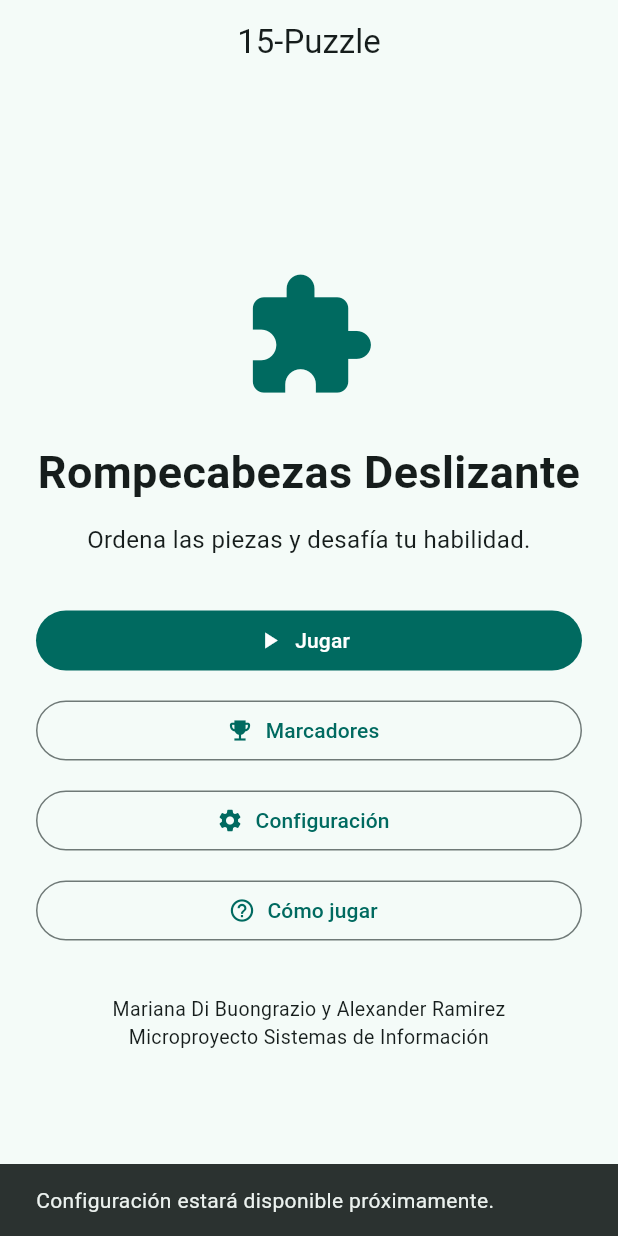
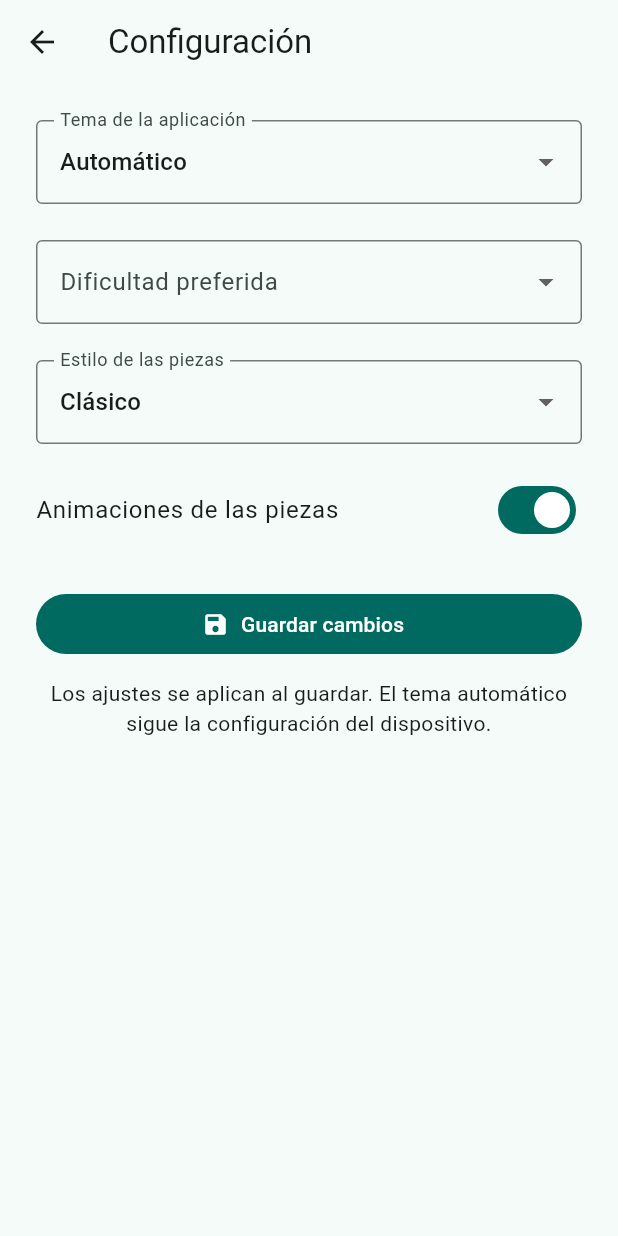
Before and after one commit to marianadibuongrazio/Microproyecto.-Mariana-y-Alexander, a Flutter app: the screen it shows after launch, after a tap on "Configuración", on a phone screen of 412 x 824 dp. Run offline on Flutter 3.47's test engine with Material 3 defaults, Android fonts, the phone set to English and light mode, and no system bars; our stand-ins replace shared_preferences.

Commit message:
Agregar configuración de tema dificultad estilos y animaciones

```diff
--- /dev/null
+++ b/lib/configuracion.dart
@@ -0,0 +1,192 @@
+import 'package:flutter/material.dart';
+
+import 'models/app_settings.dart';
+import 'services/local_storage.dart';
+
+class Configuracion extends StatefulWidget {
+  const Configuracion({
+    super.key,
+    required this.preferencias,
+    required this.alGuardar,
+  });
+
+  final AppSettings preferencias;
+  final ValueChanged<AppSettings> alGuardar;
+
+  @override
+  State<Configuracion> createState() => _ConfiguracionState();
+}
+
+class _ConfiguracionState extends State<Configuracion> {
+  late AppSettings _preferencias;
+  bool _guardando = false;
+
+  @override
+  void initState() {
+    super.initState();
+    _preferencias = widget.preferencias;
+  }
+
+  Future<void> _guardar() async {
+    setState(() => _guardando = true);
+
+    try {
+      await LocalStorage().saveSettings(_preferencias);
+    } catch (_) {
+      if (!mounted) return;
+
+      setState(() => _guardando = false);
+
+      ScaffoldMessenger.of(context).showSnackBar(
+        const SnackBar(
+          content: Text(
+            'No se pudieron guardar los ajustes. Intenta otra vez.',
+          ),
+        ),
+      );
+      return;
+    }
+
+    if (!mounted) return;
+
+    widget.alGuardar(_preferencias);
+    Navigator.pop(context);
+  }
+
+  @override
+  Widget build(BuildContext context) {
+    return Scaffold(
+      appBar: AppBar(title: const Text('Configuración')),
+      body: SingleChildScrollView(
+        padding: const EdgeInsets.all(24),
+        child: Center(
+          child: ConstrainedBox(
+            constraints: const BoxConstraints(maxWidth: 500),
+            child: Column(
+              crossAxisAlignment: CrossAxisAlignment.stretch,
+              children: [
+                DropdownButtonFormField<ThemeMode>(
+                  initialValue: _preferencias.themeMode,
+                  decoration: const InputDecoration(
+                    labelText: 'Tema de la aplicación',
+                    border: OutlineInputBorder(),
+                  ),
+                  items: const [
+                    DropdownMenuItem(
+                      value: ThemeMode.light,
+                      child: Text('Claro'),
+                    ),
+                    DropdownMenuItem(
+                      value: ThemeMode.dark,
+                      child: Text('Oscuro'),
+                    ),
+                    DropdownMenuItem(
+                      value: ThemeMode.system,
+                      child: Text('Automático'),
+                    ),
+                  ],
+                  onChanged: _guardando
+                      ? null
+                      : (valor) {
+                          if (valor == null) return;
+                          setState(() {
+                            _preferencias = _preferencias.copyWith(
+                              themeMode: valor,
+                            );
+                          });
+                        },
+                ),
+                const SizedBox(height: 24),
+                DropdownButtonFormField<int>(
+                  initialValue: _preferencias.gridSize,
+                  decoration: const InputDecoration(
+                    labelText: 'Dificultad preferida',
+                    border: OutlineInputBorder(),
+                  ),
+                  items: const [
+                    DropdownMenuItem(value: 3, child: Text('Fácil · 3×3')),
+                    DropdownMenuItem(value: 4, child: Text('Medio · 4×4')),
+                    DropdownMenuItem(value: 5, child: Text('Difícil · 5×5')),
+                  ],
+                  onChanged: _guardando
+                      ? null
+                      : (valor) {
+                          if (valor == null) return;
+                          setState(() {
+                            _preferencias = _preferencias.copyWith(
+                              gridSize: valor,
+                            );
+                          });
+                        },
+                ),
+                const SizedBox(height: 24),
+                DropdownButtonFormField<TileStyle>(
+                  initialValue: _preferencias.tileStyle,
+                  decoration: const InputDecoration(
+                    labelText: 'Estilo de las piezas',
+                    border: OutlineInputBorder(),
+                  ),
+                  items: const [
+                    DropdownMenuItem(
+                      value: TileStyle.classic,
+                      child: Text('Clásico'),
+                    ),
+                    DropdownMenuItem(
+                      value: TileStyle.colorful,
+                      child: Text('Colorido'),
+                    ),
+                    DropdownMenuItem(
+                      value: TileStyle.retro,
+                      child: Text('Retro'),
+                    ),
+                    DropdownMenuItem(
+                      value: TileStyle.minimalist,
+                      child: Text('Minimalista'),
+                    ),
+                  ],
+                  onChanged: _guardando
+                      ? null
+                      : (valor) {
+                          if (valor == null) return;
+                          setState(() {
+                            _preferencias = _preferencias.copyWith(
+                              tileStyle: valor,
+                            );
+                          });
+                        },
+                ),
+                const SizedBox(height: 16),
+                SwitchListTile(
+                  contentPadding: EdgeInsets.zero,
+                  title: const Text('Animaciones de las piezas'),
+                  value: _preferencias.animationsEnabled,
+                  onChanged: _guardando
+                      ? null
+                      : (valor) {
+                          setState(() {
+                            _preferencias = _preferencias.copyWith(
+                              animationsEnabled: valor,
+                            );
+                          });
+                        },
+                ),
+                const SizedBox(height: 24),
+                FilledButton.icon(
+                  onPressed: _guardando ? null : _guardar,
+                  icon: const Icon(Icons.save),
+                  label: Text(_guardando ? 'Guardando...' : 'Guardar cambios'),
+                ),
+                const SizedBox(height: 12),
+                const Text(
+                  'Los ajustes se aplican al guardar. '
+                  'El tema automático sigue la configuración del dispositivo.',
+                  textAlign: TextAlign.center,
+                ),
+              ],
+            ),
+          ),
+        ),
+      ),
+    );
+  }
+}
--- a/lib/main.dart
+++ b/lib/main.dart
@@ -1,5 +1,7 @@
 import 'package:flutter/material.dart';
 
+import 'configuracion.dart';
+import 'models/app_settings.dart';
 import 'game/puzzle_game_screen.dart';
 import 'services/local_storage.dart';
 
@@ -8,25 +10,67 @@ void main() {
 }
 
 // Configuración general de la aplicación.
-class MyApp extends StatelessWidget {
+class MyApp extends StatefulWidget {
   const MyApp({super.key});
+
+  @override
+  State<MyApp> createState() => _MyAppState();
+}
+
+class _MyAppState extends State<MyApp> {
+  ThemeMode _tema = ThemeMode.system;
+
+  @override
+  void initState() {
+    super.initState();
+    _cargarTema();
+  }
+
+  Future<void> _cargarTema() async {
+    try {
+      final preferencias = await LocalStorage().loadSettings();
+
+      if (!mounted) return;
+
+      setState(() => _tema = preferencias.themeMode);
+    } catch (_) {
+      // Si no se puede leer el almacenamiento, se conserva el tema del sistema.
+    }
+  }
+
+  void _aplicarPreferencias(AppSettings preferencias) {
+    setState(() => _tema = preferencias.themeMode);
+  }
 
   @override
   Widget build(BuildContext context) {
     return MaterialApp(
       title: 'Rompecabezas Deslizante',
       debugShowCheckedModeBanner: false,
+      themeMode: _tema,
       theme: ThemeData(
-        colorScheme: ColorScheme.fromSeed(seedColor: Colors.teal),
+        colorScheme: ColorScheme.fromSeed(
+          seedColor: Colors.teal,
+          brightness: Brightness.light,
+        ),
         useMaterial3: true,
       ),
-      home: const MenuPrincipal(),
+      darkTheme: ThemeData(
+        colorScheme: ColorScheme.fromSeed(
+          seedColor: Colors.teal,
+          brightness: Brightness.dark,
+        ),
+        useMaterial3: true,
+      ),
+      home: MenuPrincipal(alCambiarPreferencias: _aplicarPreferencias),
     );
   }
 }
 
 class MenuPrincipal extends StatelessWidget {
-  const MenuPrincipal({super.key});
+  const MenuPrincipal({super.key, required this.alCambiarPreferencias});
+
+  final ValueChanged<AppSettings> alCambiarPreferencias;
 
   Future<void> seleccionarDificultad(BuildContext context) async {
     final storage = LocalStorage();
@@ -100,6 +144,22 @@ class MenuPrincipal extends StatelessWidget {
     );
   }
 
+  Future<void> abrirConfiguracion(BuildContext context) async {
+    final preferencias = await LocalStorage().loadSettings();
+
+    if (!context.mounted) return;
+
+    Navigator.push(
+      context,
+      MaterialPageRoute<void>(
+        builder: (context) => Configuracion(
+          preferencias: preferencias,
+          alGuardar: alCambiarPreferencias,
+        ),
+      ),
+    );
+  }
+
   // Aviso temporal para las funciones que todavía faltan.
   void mostrarAviso(BuildContext context, String nombre) {
     ScaffoldMessenger.of(context).hideCurrentSnackBar();
@@ -153,7 +213,7 @@ class MenuPrincipal extends StatelessWidget {
                 ),
                 const SizedBox(height: 12),
                 OutlinedButton.icon(
-                  onPressed: () => mostrarAviso(context, 'Configuración'),
+                  onPressed: () => abrirConfiguracion(context),
                   icon: const Icon(Icons.settings),
                   label: const Text('Configuración'),
                 ),
```
